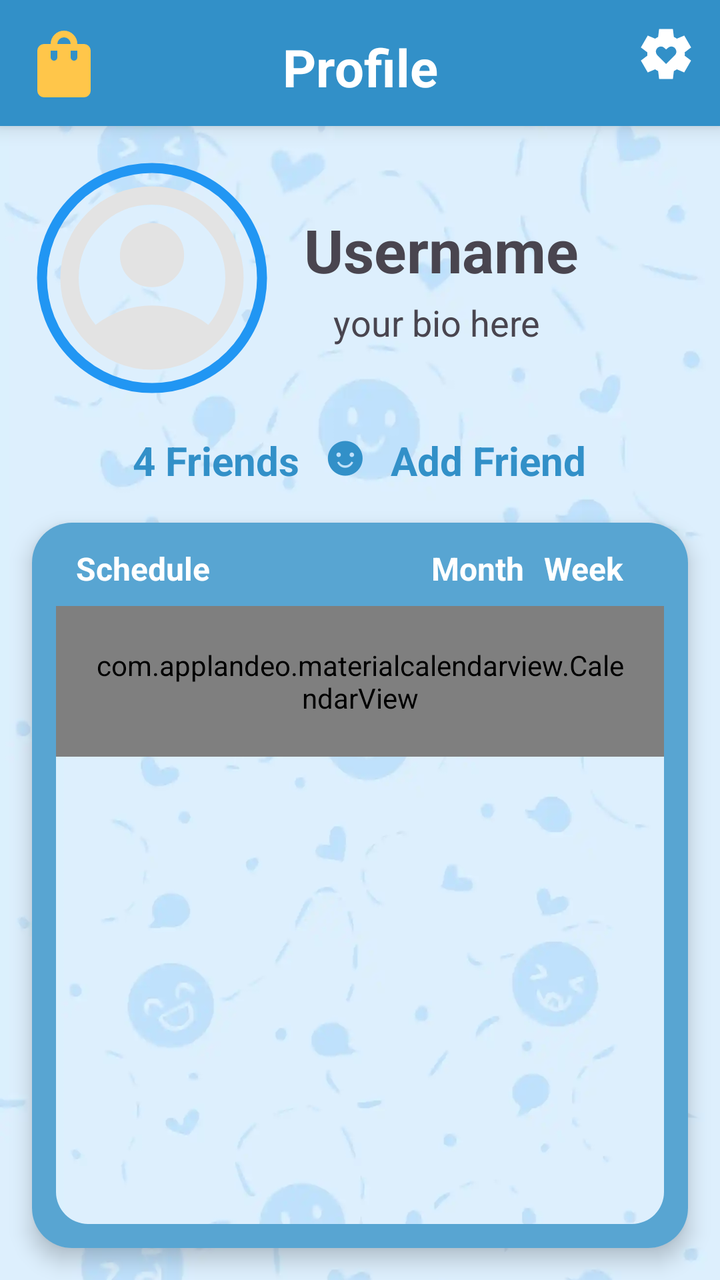
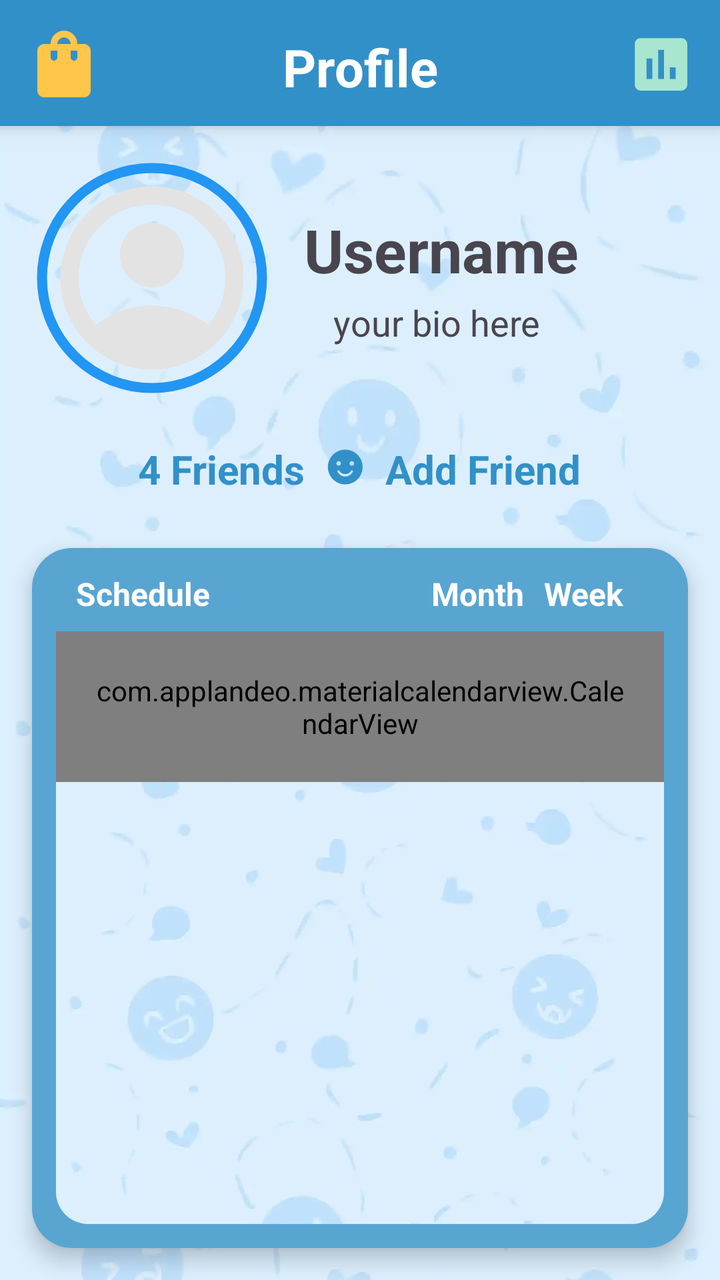

The first picture is an Android layout as it rendered before a commit; the second is the same layout after the commit. The layout source and the unified diff follow.
<!-- AndroidManifest.xml: application theme Theme.BetweenUs -->
<!-- res/layout/fragment_profile.xml -->
<?xml version="1.0" encoding="utf-8"?>
<androidx.constraintlayout.widget.ConstraintLayout xmlns:android="http://schemas.android.com/apk/res/android"
    xmlns:app="http://schemas.android.com/apk/res-auto"
    android:layout_width="match_parent"
    android:layout_height="match_parent">

    <ImageView
        android:id="@+id/bgImage"
        android:layout_width="0dp"
        android:layout_height="0dp"
        android:src="@drawable/bg"
        android:scaleType="centerCrop"
        app:layout_constraintTop_toTopOf="parent"
        app:layout_constraintBottom_toBottomOf="parent"
        app:layout_constraintStart_toStartOf="parent"
        app:layout_constraintEnd_toEndOf="parent"/>

    
    <TextView
        android:id="@+id/profileToolbar"
        android:layout_width="0dp"
        android:layout_height="wrap_content"
        android:background="#3290c8"
        android:elevation="6dp"
        android:gravity="center"
        android:paddingTop="16dp"
        android:paddingBottom="12dp"
        android:text="Profile"
        android:textColor="@color/white"
        android:textSize="26sp"
        android:textStyle="bold"
        app:layout_constraintEnd_toEndOf="parent"
        app:layout_constraintStart_toStartOf="parent"
        app:layout_constraintTop_toTopOf="parent" />

    <ImageButton
        android:id="@+id/btn_settings"
        android:layout_width="30dp"
        android:layout_height="30dp"
        android:layout_margin="12dp"
        android:background="@android:color/transparent"
        android:elevation="7dp"
        android:scaleType="centerCrop"
        android:src="@drawable/settings_btn"
        app:layout_constraintEnd_toEndOf="parent"
        app:layout_constraintTop_toTopOf="parent"
        app:tint="@color/white" />

    <ImageButton
        android:id="@+id/btn_shop"
        android:layout_width="40dp"
        android:layout_height="40dp"
        android:layout_margin="12dp"
        android:background="@android:color/transparent"
        android:elevation="7dp"
        android:scaleType="centerCrop"
        android:src="@drawable/shop_btn"
        app:layout_constraintStart_toStartOf="parent"
        app:layout_constraintTop_toTopOf="parent"
        app:tint="#ffc64a" />

    <LinearLayout
        android:id="@+id/profileSection"
        android:layout_width="0dp"
        android:layout_height="wrap_content"
        android:layout_margin="16dp"
        android:orientation="vertical"
        app:layout_constraintTop_toBottomOf="@id/profileToolbar"
        app:layout_constraintStart_toStartOf="parent"
        app:layout_constraintEnd_toEndOf="parent">

        
        <LinearLayout
            android:layout_width="match_parent"
            android:layout_height="wrap_content"
            android:orientation="horizontal">

            
            <com.google.android.material.imageview.ShapeableImageView
                android:id="@+id/profileImage"
                android:layout_width="120dp"
                android:layout_height="120dp"
                android:padding="5dp"
                android:src="@drawable/profilebtn_filled"
                app:strokeColor="#2196F3"
                app:strokeWidth="5dp"
                app:shapeAppearanceOverlay="@style/ShapeAppearance.Material3.Corner.Full" />

            
            <LinearLayout
                android:layout_width="wrap_content"
                android:layout_height="wrap_content"
                android:layout_marginStart="16dp"
                android:layout_gravity="center"
                android:orientation="vertical">

                <TextView
                    android:id="@+id/profileUsername"
                    android:layout_width="wrap_content"
                    android:layout_height="wrap_content"
                    android:text="Username"
                    android:textSize="30sp"
                    android:textStyle="bold" />

                <TextView
                    android:id="@+id/profileBio"
                    android:layout_width="wrap_content"
                    android:layout_height="wrap_content"
                    android:layout_marginTop="4dp"
                    android:layout_gravity="center"
                    android:text="your bio here "
                    android:textSize="18sp" />
            </LinearLayout>

        </LinearLayout>

        
        <LinearLayout
            android:layout_width="wrap_content"
            android:layout_height="wrap_content"
            android:layout_marginTop="12dp"
            android:orientation="horizontal"
            android:layout_gravity="center">

            <TextView
                android:id="@+id/friendsCount"
                android:layout_width="wrap_content"
                android:layout_height="wrap_content"
                android:text="4 Friends"
                android:textColor="#3290c8"
                android:textSize="20sp"
                android:textStyle="bold"
                android:clickable="true"/>

            <TextView
                android:layout_width="wrap_content"
                android:layout_height="wrap_content"
                android:text="  ☻  "
                android:textColor="#3290c8"
                android:textSize="25sp"/>

            <TextView
                android:id="@+id/addFriendLink"
                android:layout_width="wrap_content"
                android:layout_height="wrap_content"
                android:text="Add Friend"
                android:textColor="#3290c8"
                android:textSize="20sp"
                android:textStyle="bold"
                android:clickable="true"/>
        </LinearLayout>

    </LinearLayout>

    
    <androidx.cardview.widget.CardView
        android:id="@+id/scheduleCard"
        android:layout_height="0dp"
        android:layout_margin="16dp"
        android:layout_width="0dp"
        app:cardCornerRadius="20dp"
        app:cardElevation="6dp"
        app:layout_constraintBottom_toBottomOf="parent"
        app:layout_constraintEnd_toEndOf="parent"
        app:layout_constraintStart_toStartOf="parent"
        app:layout_constraintTop_toBottomOf="@id/profileSection">

        <LinearLayout
            android:layout_height="match_parent"
            android:layout_width="match_parent"
            android:orientation="vertical"
            android:padding="12dp"
            android:background="#CF3290C8">

            <LinearLayout
                android:layout_width="match_parent"
                android:layout_height="wrap_content"
                android:orientation="horizontal">
                <TextView
                    android:layout_height="wrap_content"
                    android:layout_marginBottom="8dp"
                    android:layout_width="0dp"
                    android:layout_marginStart="10dp"
                    android:text="Schedule"
                    android:textColor="@color/white"
                    android:layout_weight="1"
                    android:textSize="16sp"
                    android:textStyle="bold" />

                <LinearLayout
                    android:layout_width="wrap_content"
                    android:layout_height="wrap_content"
                    android:orientation="horizontal">

                    <TextView
                        android:id="@+id/btn_monthly"
                        android:layout_height="wrap_content"
                        android:layout_width="wrap_content"
                        android:layout_marginStart="10dp"
                        android:text="Month"
                        android:textColor="@color/white"
                        android:textSize="16sp"
                        android:textStyle="bold" />

                    <TextView
                        android:id="@+id/btn_Weekly"
                        android:layout_height="wrap_content"
                        android:layout_width="wrap_content"
                        android:layout_marginStart="10dp"
                        android:text="Week"
                        android:layout_marginEnd="20dp"
                        android:textColor="@color/white"
                        android:textSize="16sp"
                        android:textStyle="bold" />
                </LinearLayout>

            </LinearLayout>

            
            <androidx.constraintlayout.widget.ConstraintLayout
                android:id="@+id/googleCalendarContainer"
                android:layout_height="match_parent"
                android:layout_width="match_parent"
                android:background="@drawable/image_round"
                android:elevation="6dp">

                <com.google.android.material.imageview.ShapeableImageView
                    android:id="@+id/bg2Image"
                    android:layout_width="0dp"
                    android:layout_height="0dp"
                    android:src="@drawable/bg"
                    android:scaleType="centerCrop"
                    app:layout_constraintTop_toTopOf="parent"
                    app:layout_constraintBottom_toBottomOf="parent"
                    app:layout_constraintStart_toStartOf="parent"
                    app:layout_constraintEnd_toEndOf="parent"
                    app:shapeAppearanceOverlay="@style/ShapeAppearance.Material3.Corner.Large" />



                <com.applandeo.materialcalendarview.CalendarView
                    android:id="@+id/materialCalendarView"
                    android:layout_width="match_parent"
                    android:layout_height="wrap_content"
                    app:headerColor="#3290c8"
                    app:headerLabelColor="@color/white"
                    app:todayLabelColor="@color/black"
                    app:highlightedDaysLabelsColor="@color/black"

                    app:abbreviationsBarColor ="#d9f1ffff"
                    android:padding="20dp"
                    app:anotherMonthsDaysLabelsColor="#d9f1ffff"
                    app:layout_constraintTop_toTopOf="parent"/>

                <androidx.core.widget.NestedScrollView
                    android:id="@+id/weeklyScrollView"
                    android:layout_width="match_parent"
                    android:layout_height="match_parent"
                    android:visibility="gone"
                    app:layout_constraintTop_toTopOf="parent"
                    app:layout_constraintBottom_toBottomOf="parent">

                    <GridLayout
                        android:id="@+id/weeklyContainer"
                        android:layout_width="match_parent"
                        android:layout_height="wrap_content"
                        android:columnCount="2"
                        android:padding="12dp"/>

                </androidx.core.widget.NestedScrollView>

            </androidx.constraintlayout.widget.ConstraintLayout>

        </LinearLayout>
    </androidx.cardview.widget.CardView>

</androidx.constraintlayout.widget.ConstraintLayout>
<!-- resources referenced by this layout -->
<resources>
  <color name="black">#FF000000</color>
  <color name="white">#FFFFFFFF</color>
  <!-- drawable bg: webp bitmap (drawable, 16506 bytes) -->
  <!-- drawable image_round (drawable) -->
  <?xml version="1.0" encoding="utf-8"?>
  <shape xmlns:android="http://schemas.android.com/apk/res/android">
      <corners android:radius="18dp"/>
  </shape>
  <!-- drawable profilebtn_filled (drawable) -->
  <vector xmlns:android="http://schemas.android.com/apk/res/android"
      android:width="24dp"
      android:height="24dp"
      android:viewportWidth="960"
      android:viewportHeight="960">
    <path
        android:pathData="M234,684q51,-39 114,-61.5T480,600q69,0 132,22.5T726,684q35,-41 54.5,-93T800,480q0,-133 -93.5,-226.5T480,160q-133,0 -226.5,93.5T160,480q0,59 19.5,111t54.5,93ZM380.5,479.5Q340,439 340,380t40.5,-99.5Q421,240 480,240t99.5,40.5Q620,321 620,380t-40.5,99.5Q539,520 480,520t-99.5,-40.5ZM480,880q-83,0 -156,-31.5T197,763q-54,-54 -85.5,-127T80,480q0,-83 31.5,-156T197,197q54,-54 127,-85.5T480,80q83,0 156,31.5T763,197q54,54 85.5,127T880,480q0,83 -31.5,156T763,763q-54,54 -127,85.5T480,880Z"
        android:fillColor="#e3e3e3"/>
  </vector>
  <!-- drawable settings_btn (drawable) -->
  <vector xmlns:android="http://schemas.android.com/apk/res/android"
      android:width="24dp"
      android:height="24dp"
      android:viewportWidth="960"
      android:viewportHeight="960">
    <path
        android:pathData="m482,640 l140,-140q17,-17 22,-41.5t-5,-47.5q-10,-23 -30,-37t-45,-14q-25,0 -45,15.5T482,408q-18,-17 -37.5,-32.5T400,360q-25,0 -45.5,13.5T324,410q-10,23 -4.5,47.5T342,500l140,140ZM370,880l-16,-128q-13,-5 -24.5,-12T307,725l-119,50L78,585l103,-78q-1,-7 -1,-13.5v-27q0,-6.5 1,-13.5L78,375l110,-190 119,50q11,-8 23,-15t24,-12l16,-128h220l16,128q13,5 24.5,12t22.5,15l119,-50 110,190 -103,78q1,7 1,13.5v27q0,6.5 -2,13.5l103,78 -110,190 -118,-50q-11,8 -23,15t-24,12L590,880L370,880Z"
        android:fillColor="#e3e3e3"/>
  </vector>
  <!-- drawable shop_btn (drawable) -->
  <vector xmlns:android="http://schemas.android.com/apk/res/android"
      android:width="24dp"
      android:height="24dp"
      android:viewportWidth="960"
      android:viewportHeight="960">
    <path
        android:pathData="M240,880q-33,0 -56.5,-23.5T160,800v-480q0,-33 23.5,-56.5T240,240h80q0,-66 47,-113t113,-47q66,0 113,47t47,113h80q33,0 56.5,23.5T800,320v480q0,33 -23.5,56.5T720,880L240,880ZM400,240h160q0,-33 -23.5,-56.5T480,160q-33,0 -56.5,23.5T400,240ZM628.5,428.5Q640,417 640,400v-80h-80v80q0,17 11.5,28.5T600,440q17,0 28.5,-11.5ZM388.5,428.5Q400,417 400,400v-80h-80v80q0,17 11.5,28.5T360,440q17,0 28.5,-11.5Z"
        android:fillColor="#e3e3e3"/>
  </vector>
  <style name="Theme.BetweenUs" parent="Theme.MaterialComponents.DayNight.NoActionBar">
          
          <item name="colorPrimary">@color/purple_500</item>
          <item name="colorPrimaryVariant">@color/purple_700</item>
          <item name="colorOnPrimary">@color/white</item>
          
          <item name="colorSecondary">@color/teal_200</item>
          <item name="colorSecondaryVariant">@color/teal_700</item>
          <item name="colorOnSecondary">@color/black</item>
          
          <item name="android:statusBarColor">?attr/colorPrimaryVariant</item>
          
      </style>
  <color name="purple_500">#FF6200EE</color>
  <color name="purple_700">#FF3700B3</color>
  <color name="teal_200">#FF03DAC5</color>
  <color name="teal_700">#FF018786</color>
</resources>

<!-- the commit's change to res/layout/fragment_profile.xml (unified diff, before → after) -->
@@ -34,17 +34,18 @@
         app:layout_constraintTop_toTopOf="parent" />
 
     <ImageButton
-        android:id="@+id/btn_settings"
-        android:layout_width="30dp"
-        android:layout_height="30dp"
+        android:id="@+id/btn_stats"
+        android:layout_width="35dp"
+        android:layout_height="40dp"
         android:layout_margin="12dp"
         android:background="@android:color/transparent"
         android:elevation="7dp"
-        android:scaleType="centerCrop"
-        android:src="@drawable/settings_btn"
+        android:scaleType="fitCenter"
+        android:src="@drawable/stats_btn"
         app:layout_constraintEnd_toEndOf="parent"
         app:layout_constraintTop_toTopOf="parent"
-        app:tint="@color/white" />
+        app:tint="#A8E6CF" />
+
 
     <ImageButton
         android:id="@+id/btn_shop"
@@ -127,6 +128,7 @@
                 android:layout_width="wrap_content"
                 android:layout_height="wrap_content"
                 android:text="4 Friends"
+                android:padding="10dp"
                 android:textColor="#3290c8"
                 android:textSize="20sp"
                 android:textStyle="bold"
@@ -135,7 +137,7 @@
             <TextView
                 android:layout_width="wrap_content"
                 android:layout_height="wrap_content"
-                android:text="  ☻  "
+                android:text="☻"
                 android:textColor="#3290c8"
                 android:textSize="25sp"/>
 
@@ -144,6 +146,7 @@
                 android:layout_width="wrap_content"
                 android:layout_height="wrap_content"
                 android:text="Add Friend"
+                android:padding="10dp"
                 android:textColor="#3290c8"
                 android:textSize="20sp"
                 android:textStyle="bold"
@@ -244,12 +247,12 @@
                     android:layout_height="wrap_content"
                     app:headerColor="#3290c8"
                     app:headerLabelColor="@color/white"
-                    app:todayLabelColor="@color/black"
+                    app:todayLabelColor="#3290c8"
                     app:highlightedDaysLabelsColor="@color/black"
 
                     app:abbreviationsBarColor ="#d9f1ffff"
                     android:padding="20dp"
-                    app:anotherMonthsDaysLabelsColor="#d9f1ffff"
+                    app:anotherMonthsDaysLabelsColor="@color/white"
                     app:layout_constraintTop_toTopOf="parent"/>
 
                 <androidx.core.widget.NestedScrollView
@@ -264,12 +267,47 @@
                         android:id="@+id/weeklyContainer"
                         android:layout_width="match_parent"
                         android:layout_height="wrap_content"
-                        android:columnCount="2"
+                        android:columnCount="1"
                         android:padding="12dp"/>
 
                 </androidx.core.widget.NestedScrollView>
 
             </androidx.constraintlayout.widget.ConstraintLayout>
+
+            <LinearLayout
+                android:id="@+id/premiumPlaceholder"
+                android:layout_width="match_parent"
+                android:layout_height="match_parent"
+                android:background="#d9f1ff"
+                android:gravity="center"
+                android:orientation="vertical"
+                android:padding="24dp"
+                android:visibility="gone"> <TextView
+                android:layout_width="wrap_content"
+                android:layout_height="wrap_content"
+                android:text="🌟 PREMIUM FEATURE!"
+                android:textColor="#6B4E71"
+                android:textSize="22sp"
+                android:textStyle="bold" />
+
+                <TextView
+                    android:layout_width="wrap_content"
+                    android:layout_height="wrap_content"
+                    android:layout_marginTop="8dp"
+                    android:gravity="center"
+                    android:text="Get premium to unlock your personal\nMonthly and Weekly schedule!"
+                    android:textColor="#6B4E71"
+                    android:textSize="16sp" />
+
+                <Button
+                    android:id="@+id/btn_get_premium"
+                    android:layout_width="wrap_content"
+                    android:layout_height="wrap_content"
+                    android:layout_marginTop="16dp"
+                    android:backgroundTint="#3290c8"
+                    android:text="Upgrade Now"
+                    android:textColor="@color/white" />
+            </LinearLayout>
 
         </LinearLayout>
     </androidx.cardview.widget.CardView>
<!-- resource entries referenced after the edit -->
@@ -18,16 +18,6 @@
         android:pathData="M234,684q51,-39 114,-61.5T480,600q69,0 132,22.5T726,684q35,-41 54.5,-93T800,480q0,-133 -93.5,-226.5T480,160q-133,0 -226.5,93.5T160,480q0,59 19.5,111t54.5,93ZM380.5,479.5Q340,439 340,380t40.5,-99.5Q421,240 480,240t99.5,40.5Q620,321 620,380t-40.5,99.5Q539,520 480,520t-99.5,-40.5ZM480,880q-83,0 -156,-31.5T197,763q-54,-54 -85.5,-127T80,480q0,-83 31.5,-156T197,197q54,-54 127,-85.5T480,80q83,0 156,31.5T763,197q54,54 85.5,127T880,480q0,83 -31.5,156T763,763q-54,54 -127,85.5T480,880Z"
         android:fillColor="#e3e3e3"/>
   </vector>
-  <!-- drawable settings_btn (drawable) -->
-  <vector xmlns:android="http://schemas.android.com/apk/res/android"
-      android:width="24dp"
-      android:height="24dp"
-      android:viewportWidth="960"
-      android:viewportHeight="960">
-    <path
-        android:pathData="m482,640 l140,-140q17,-17 22,-41.5t-5,-47.5q-10,-23 -30,-37t-45,-14q-25,0 -45,15.5T482,408q-18,-17 -37.5,-32.5T400,360q-25,0 -45.5,13.5T324,410q-10,23 -4.5,47.5T342,500l140,140ZM370,880l-16,-128q-13,-5 -24.5,-12T307,725l-119,50L78,585l103,-78q-1,-7 -1,-13.5v-27q0,-6.5 1,-13.5L78,375l110,-190 119,50q11,-8 23,-15t24,-12l16,-128h220l16,128q13,5 24.5,12t22.5,15l119,-50 110,190 -103,78q1,7 1,13.5v27q0,6.5 -2,13.5l103,78 -110,190 -118,-50q-11,8 -23,15t-24,12L590,880L370,880Z"
-        android:fillColor="#e3e3e3"/>
-  </vector>
   <!-- drawable shop_btn (drawable) -->
   <vector xmlns:android="http://schemas.android.com/apk/res/android"
       android:width="24dp"
@@ -36,6 +26,16 @@
       android:viewportHeight="960">
     <path
         android:pathData="M240,880q-33,0 -56.5,-23.5T160,800v-480q0,-33 23.5,-56.5T240,240h80q0,-66 47,-113t113,-47q66,0 113,47t47,113h80q33,0 56.5,23.5T800,320v480q0,33 -23.5,56.5T720,880L240,880ZM400,240h160q0,-33 -23.5,-56.5T480,160q-33,0 -56.5,23.5T400,240ZM628.5,428.5Q640,417 640,400v-80h-80v80q0,17 11.5,28.5T600,440q17,0 28.5,-11.5ZM388.5,428.5Q400,417 400,400v-80h-80v80q0,17 11.5,28.5T360,440q17,0 28.5,-11.5Z"
+        android:fillColor="#e3e3e3"/>
+  </vector>
+  <!-- drawable stats_btn (drawable) -->
+  <vector xmlns:android="http://schemas.android.com/apk/res/android"
+      android:width="24dp"
+      android:height="24dp"
+      android:viewportWidth="960"
+      android:viewportHeight="960">
+    <path
+        android:pathData="M280,680h80v-280h-80v280ZM440,680h80v-400h-80v400ZM600,680h80v-160h-80v160ZM200,840q-33,0 -56.5,-23.5T120,760v-560q0,-33 23.5,-56.5T200,120h560q33,0 56.5,23.5T840,200v560q0,33 -23.5,56.5T760,840L200,840Z"
         android:fillColor="#e3e3e3"/>
   </vector>
   <style name="Theme.BetweenUs" parent="Theme.MaterialComponents.DayNight.NoActionBar">
